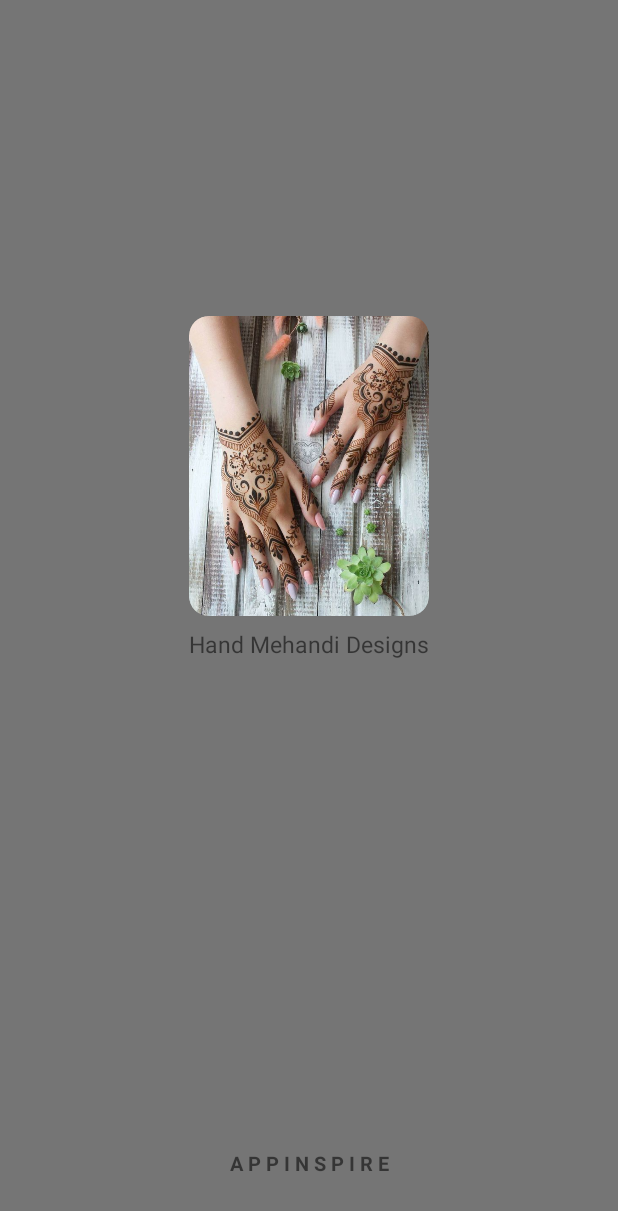
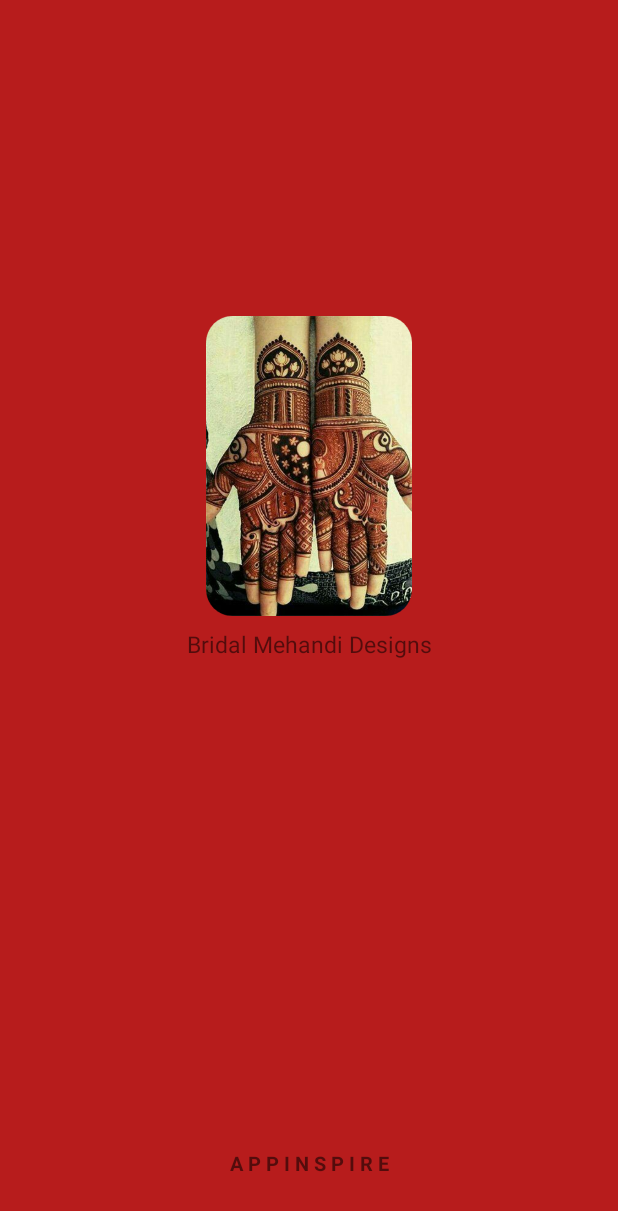
Before and after one commit to appinspire/ImageDesigns, an Android app: the SplashActivity screen opened directly, with no data from a screen before it, on a phone screen of 412 x 824 dp. Shown: the top 1211 px of the screen. Run offline under Robolectric (Android 15) with nearby library versions, the phone set to English and light mode, and no system bars; our stand-ins replace AdMob; libraries missing offline, so code that uses them is left out: com.facebook.drawee, com.facebook.imagepipeline, com.kobakei.ratethisapp; 1 statement that could not run was skipped.

Commit message:
bridal mehandi completed

```diff
--- a/app/build.gradle
+++ b/app/build.gradle
@@ -4,7 +4,7 @@ android {
     compileSdkVersion 26
     buildToolsVersion "26.0.2"
     defaultConfig {
-        applicationId "com.appinspire.handmehandidesigns"
+        applicationId "com.appinspire.bridalmehandidesigns"
         minSdkVersion 19
         targetSdkVersion 26
         versionCode 1
--- a/app/src/main/java/com/appinspire/imagedesigns/Demo.java
+++ b/app/src/main/java/com/appinspire/imagedesigns/Demo.java
@@ -12,7 +12,7 @@ public final class Demo {
         throw new AssertionError();
     }
 
-    private static final String POSTERS_PATH = "https://s3.ap-northeast-2.amazonaws.com/imagegallery/HandMehandi";
+    private static final String POSTERS_PATH = "https://s3.ap-northeast-2.amazonaws.com/imagegallery/BridalMehandi";
 
     public static String[] getPosters() {
         return new String[]{
--- a/app/src/main/res/values/colors.xml
+++ b/app/src/main/res/values/colors.xml
@@ -1,8 +1,8 @@
 <?xml version="1.0" encoding="utf-8"?>
 <resources>
-    <color name="colorPrimary">#757575</color>
-    <color name="colorPrimaryDark">#494949</color>
-    <color name="colorAccent">#a4a4a4</color>
+    <color name="colorPrimary">#b71c1c</color>
+    <color name="colorPrimaryDark">#7f0000</color>
+    <color name="colorAccent">#f05545</color>
     <color name="colorSimpleDialogTitleText">#FFFFFF</color>
     <color name="colorWhite">#FFFFFF</color>
     <color name="colorLightGrey">#eae4e4</color>
--- a/app/src/main/res/values/strings.xml
+++ b/app/src/main/res/values/strings.xml
@@ -1,5 +1,5 @@
 <resources>
-    <string name="app_name">Hand Mehandi Designs</string>
+    <string name="app_name">Bridal Mehandi Designs</string>
     <!--real ad ids-->
     <string name="admob_app_id">ca-app-pub-3829777018725711~7624047269</string>
     <string name="admob_banner_id">ca-app-pub-3829777018725711/1016653143</string>
@@ -10,7 +10,7 @@
     <!--<string name="admob_interstitial">ca-app-pub-3940256099942544/1033173712</string>-->
 
 
-    <string name="splash_text">Hand Mehandi Designs</string>
+    <string name="splash_text">Bridal Mehandi Designs</string>
     <string name="msg_exit">Are you sure you want to exit?</string>
     <string name="button_cancel">Cancel</string>
     <string name="button_confirm">Confirm</string>
```
Also changed, not shown: app/src/main/res/drawable/cover.jpg, app/src/main/res/drawable/ic_launcher.png, 1 other file.
